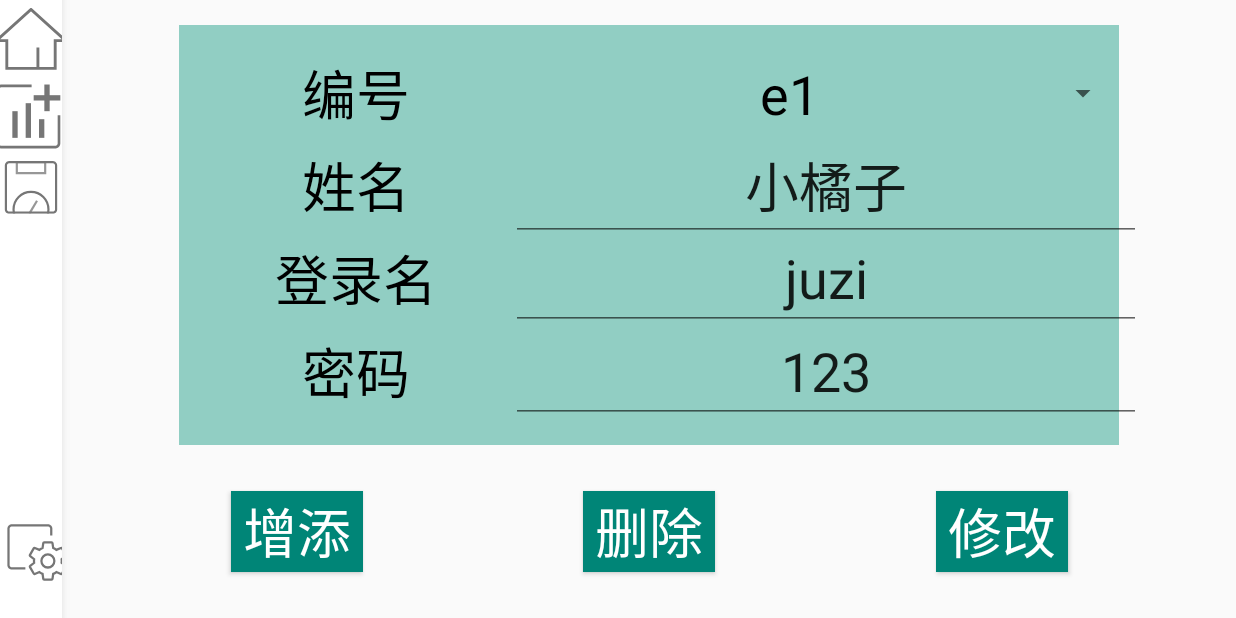
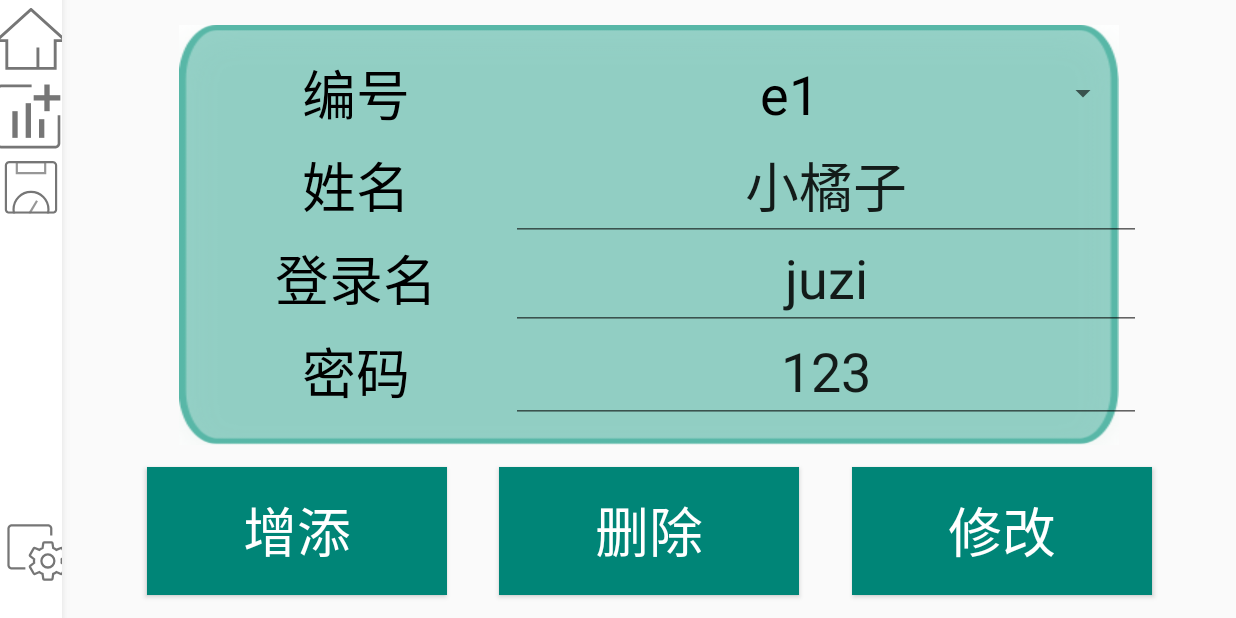
Before and after one commit to sanyuan0704/driving_test_system, an Android app: the ExaminerSettingFragment screen opened through its navigation route, on a phone screen of 824 x 412 dp (held sideways). Run offline under Robolectric (Android 15) with nearby library versions, the phone set to English and light mode, and no system bars; our stand-ins replace Room's generated code.

Commit message:
优化了界面

```diff
--- a/app/src/main/res/layout/fragment_examiner_setting.xml
+++ b/app/src/main/res/layout/fragment_examiner_setting.xml
@@ -91,15 +91,13 @@
         app:layout_constraintGuide_percent="0.45" />
 
     <ImageView
-        android:id="@+id/examer_bg"
+        android:id="@+id/imageView6"
         android:layout_width="0dp"
         android:layout_height="0dp"
         android:scaleType="fitXY"
-        android:src="@mipmap/bground_examer"
-        android:visibility="visible"
+        android:src="@drawable/bground_examer"
         app:layout_constraintBottom_toTopOf="@+id/guideline32"
         app:layout_constraintEnd_toStartOf="@+id/guideline26"
-        app:layout_constraintHorizontal_bias="0.0"
         app:layout_constraintStart_toStartOf="@+id/guideline25"
         app:layout_constraintTop_toTopOf="@+id/guideline27"
         app:layout_constraintVertical_bias="1.0" />
@@ -205,8 +203,8 @@
 
     <Button
         android:id="@+id/examer_insert"
-        android:layout_width="wrap_content"
-        android:layout_height="wrap_content"
+        android:layout_width="200dp"
+        android:layout_height="85dp"
         android:background="@color/colorPrimary"
         android:text="增添"
         android:textColor="@color/cardview_light_background"
@@ -218,8 +216,8 @@
 
     <Button
         android:id="@+id/examer_dellet"
-        android:layout_width="wrap_content"
-        android:layout_height="wrap_content"
+        android:layout_width="200dp"
+        android:layout_height="85dp"
         android:background="@color/colorPrimary"
         android:text="删除"
         android:textColor="@color/cardview_light_background"
@@ -231,8 +229,8 @@
 
     <Button
         android:id="@+id/examer_updata"
-        android:layout_width="wrap_content"
-        android:layout_height="wrap_content"
+        android:layout_width="200dp"
+        android:layout_height="85dp"
         android:background="@color/colorPrimary"
         android:text="修改"
         android:textColor="@color/cardview_light_background"
```
Also changed, not shown: app/src/main/res/drawable-v24/bground_examer.png (renamed from app/src/main/res/mipmap-anydpi-v26/bground_examer.png).
